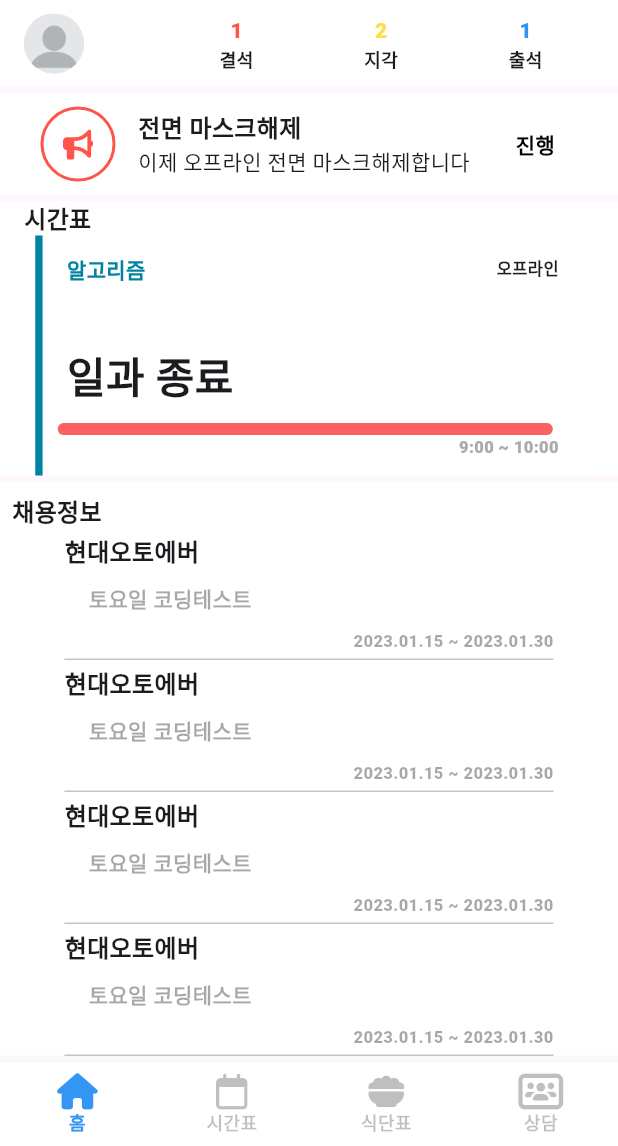
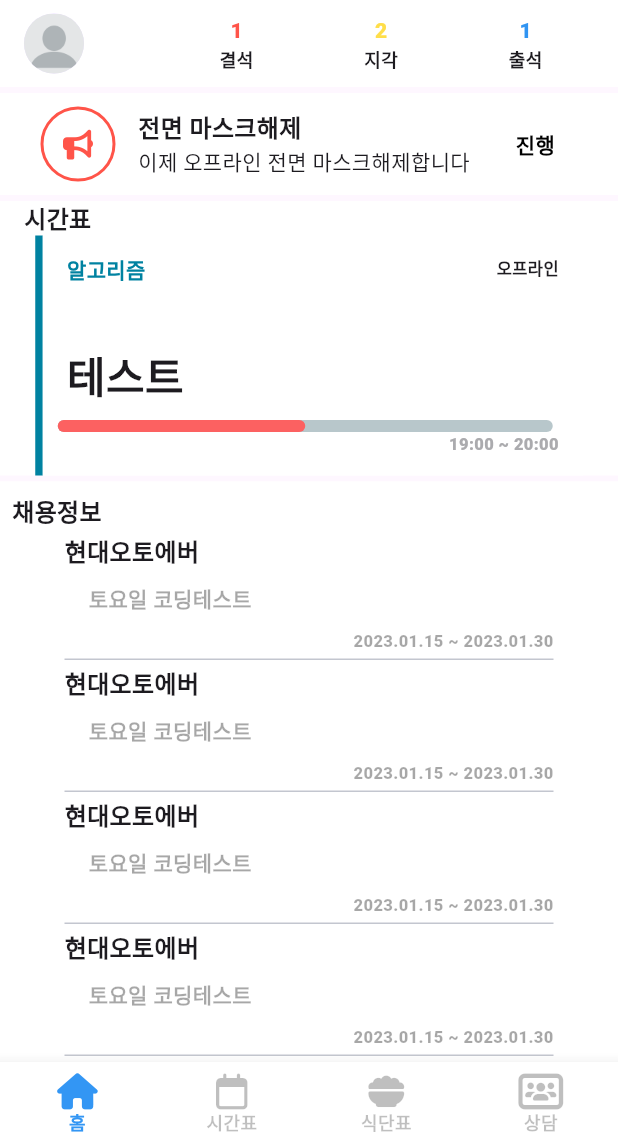
Before and after one commit to junhong625/SSAVERY_TIME, a Flutter app: the RootScreen screen opened by its route, on a phone screen of 412 x 824 dp, the part 90-1236 px from its top. Run offline on Flutter 3.47's test engine with Material 2 defaults, Android fonts, the phone set to English and light mode, and no system bars; drawn by our look-alikes of carousel_slider, percent_indicator; our stand-ins replace equatable, firebase_core, firebase_messaging, flutter_local_notifications, flutter_native_splash, flutter_secure_storage and 4 more; missing offline and left inert: diffutil_sliverlist; accounts and stored records are empty; network calls fail; statements that could not run were skipped.

Commit message:
FEAT home schedule func

```diff
--- a/Develop/FE_Main/ssafytime/lib/controllers/home_controller.dart
+++ b/Develop/FE_Main/ssafytime/lib/controllers/home_controller.dart
@@ -1,3 +1,5 @@
+import 'dart:developer';
+
 import 'package:get/get.dart';
 import 'package:ssafytime/models/attendance_model.dart';
 import 'package:ssafytime/models/home_jobs_model.dart';
@@ -13,13 +15,16 @@ class HomeController extends GetxController {
   Rx<AttenModel?> userAtten = Rx<AttenModel?>(null);
   Rx<JobInfo?> jobInfo = Rx<JobInfo?>(null);
   Rx<SurveyModel?> homeSurvey = Rx<SurveyModel?>(null);
-  final int? userIdx;
-  final int? regionCode;
-  final int? trackCode;
+  final int userIdx;
+  final int regionCode;
+  final int trackCode;
 
   HomeRepo homeApi = HomeRepo(token: AuthService.to.token ?? "");
 
-  HomeController(this.userIdx, this.regionCode, this.trackCode);
+  HomeController(
+      {required this.userIdx,
+      required this.regionCode,
+      required this.trackCode});
 
   @override
   void onInit() async {
@@ -35,6 +40,7 @@ class HomeController extends GetxController {
 
   Future<void> fetchScheduleNow() async {
     scheduleNow.value = await homeApi.fetchScheduleNow(trackCode);
+    log("sheduleNow : ${scheduleNow.value?.data.startTime} / ${scheduleNow.value?.data.endTime}");
   }
 
   Future<void> fetchAttence() async {
--- a/Develop/FE_Main/ssafytime/lib/controllers/user_controller.dart
+++ b/Develop/FE_Main/ssafytime/lib/controllers/user_controller.dart
@@ -1,20 +1,35 @@
 import 'dart:developer';
 
 import 'package:get/get.dart';
+import 'package:ssafytime/models/attendance_model.dart';
+import 'package:ssafytime/models/home_jobs_model.dart';
+import 'package:ssafytime/models/home_menu_model.dart';
+import 'package:ssafytime/models/schedule_now_model.dart';
+import 'package:ssafytime/models/survey_model.dart';
 import 'package:ssafytime/models/user_model.dart';
+import 'package:ssafytime/repositories/home_repository.dart';
 import 'package:ssafytime/repositories/user_repository.dart';
 import 'package:ssafytime/services/auth_service.dart';
 
 class UserController extends GetxController {
   static UserController get to => Get.find();
 
-  Rx<User?> user = Rx<User?>(null);
+  Rxn<User> user = Rxn<User>();
+  Rxn<AttenModel> userAtten = Rxn<AttenModel>();
+  Rxn<HomeMenu> homeMenu = Rxn<HomeMenu>();
+  Rxn<ScheduleNow> scheduleNow = Rxn<ScheduleNow>();
+  Rxn<JobInfo> jobInfo = Rxn<JobInfo>();
+  Rxn<SurveyModel> homeSurvey = Rxn<SurveyModel>();
 
   UserRepo userApi = UserRepo(token: AuthService.to.token ?? "");
+  HomeRepo homeApi = HomeRepo(token: AuthService.to.token ?? "");
 
   @override
   void onInit() async {
     await fetchUser();
+    await fetchHomeMenu();
+    await fetchScheduleNow();
+    await fetchAttence();
     super.onInit();
   }
 
@@ -38,4 +53,17 @@ class UserController extends GetxController {
       log("Login : Failed / FcmToken : Failed");
     }
   }
+
+  Future<void> fetchHomeMenu() async {
+    homeMenu.value = await homeApi.fetchHomeMenu(user.value?.regionCode);
+  }
+
+  Future<void> fetchScheduleNow() async {
+    scheduleNow.value = await homeApi.fetchScheduleNow(user.value?.trackCode);
+    log("수업 시간 : ${scheduleNow.value?.data.startTime} / ${scheduleNow.value?.data.endTime}");
+  }
+
+  Future<void> fetchAttence() async {
+    userAtten.value = await homeApi.fetchAttendence();
+  }
 }
--- a/Develop/FE_Main/ssafytime/lib/repositories/home_repository.dart
+++ b/Develop/FE_Main/ssafytime/lib/repositories/home_repository.dart
@@ -1,3 +1,5 @@
+import 'dart:developer';
+
 import 'package:http/http.dart' as http;
 import 'package:ssafytime/models/attendance_model.dart';
 
@@ -20,6 +22,7 @@ class HomeRepo {
     var res = await http.get(
         Uri.parse(baseUrl + "schedule/now?track_code=${trackCode}"),
         headers: headers);
+    log("trackCode : ${trackCode}");
     if (res.statusCode == 200) {
       return ScheduleNow.fromRawJson(res.body);
     }
--- a/Develop/FE_Main/ssafytime/lib/repositories/user_repository.dart
+++ b/Develop/FE_Main/ssafytime/lib/repositories/user_repository.dart
@@ -8,11 +8,12 @@ import 'package:ssafytime/models/user_model.dart';
 class UserRepo {
   String token;
   Map<String, String>? headers;
-  String baseUrl = "http://i8a602.p.ssafy.io:9090/user/";
+  String baseUrl = "http://i8a602.p.ssafy.io:9090/user";
   String vapiKey =
       "BKEyfl55H2kgfEnSwt3yqPp9CwLtf9Ntgwv13RiT-U-jjzrozda7WadN2v6Z4Cl6x4_dOxHLMdeh3rfKjiL2YTM";
 
   UserRepo({required this.token}) {
+    log("UserRepo create token : $token");
     headers = {
       "Content-Type": "application/json",
       "Authorization": "Bearer ${token}"
@@ -20,8 +21,8 @@ class UserRepo {
   }
 
   Future<User?> fetchUserInfo() async {
-    var res = await http.get(Uri.parse(baseUrl + "my-page"), headers: headers);
-    log("res : ${token}");
+    var res = await http.get(Uri.parse("${baseUrl}/my-page"), headers: headers);
+    log("fetchUserInfo status : ${res.statusCode}");
     if (res.statusCode == 200) {
       return User.fromRawJson(res.body);
     } else {
@@ -34,7 +35,7 @@ class UserRepo {
   }
 
   Future<bool> updateFcmToken(String? fcmToken) async {
-    var res = await http.post(Uri.parse(baseUrl + "alarm"),
+    var res = await http.post(Uri.parse(baseUrl + "/alarm"),
         headers: headers, body: json.encode({"fcmtoken": fcmToken}));
 
     if (res.statusCode == 200) {
--- a/Develop/FE_Main/ssafytime/lib/screens/home_screen.dart
+++ b/Develop/FE_Main/ssafytime/lib/screens/home_screen.dart
@@ -1,11 +1,12 @@
 // main screen
+
+import 'dart:developer';
 
 import 'package:carousel_slider/carousel_slider.dart';
 import 'package:flutter/material.dart';
 import 'package:font_awesome_flutter/font_awesome_flutter.dart';
 import 'package:get/get.dart';
 import 'package:ssafytime/controllers/user_controller.dart';
-import 'package:ssafytime/controllers/home_controller.dart';
 import 'package:ssafytime/services/auth_service.dart';
 import 'package:ssafytime/widgets/home_attendance_state_widget.dart';
 import 'package:ssafytime/widgets/home_employment_info_total_widget.dart';
@@ -13,13 +14,20 @@ import 'package:ssafytime/widgets/home_schedule_item.dart';
 import 'package:ssafytime/widgets/notification_infomation.dart';
 
 class HomeScreen extends StatefulWidget {
-  const HomeScreen({Key? key}) : super(key: key);
+  HomeScreen({Key? key}) : super(key: key);
+
+  final UserController userC = Get.find<UserController>();
+
   @override
   State<StatefulWidget> createState() => _HomeScreenStates();
 }
 
 class _HomeScreenStates extends State<HomeScreen> {
-  UserController userController = Get.find<UserController>();
+  @override
+  initState() {
+    log("현재 class : ${widget.userC.scheduleNow.value?.data.title}");
+    super.initState();
+  }
 
   List<Widget> bannerItems = <Widget>[
     CNI(
@@ -53,10 +61,6 @@ class _HomeScreenStates extends State<HomeScreen> {
 
   @override
   Widget build(BuildContext context) {
-    HomeController homeController = Get.put(HomeController(
-        userController.user.value?.userIdx,
-        userController.user.value?.regionCode,
-        userController.user.value?.trackCode));
     return Scaffold(
       appBar: AppBar(
         title: const Text("1231234 김싸피"),
@@ -118,23 +122,27 @@ class _HomeScreenStates extends State<HomeScreen> {
                             fontSize: 16, fontWeight: FontWeight.bold),
                       ),
                     ),
-                    Obx(() => homeController.scheduleNow.value != null
+                    widget.userC.scheduleNow.value != null
                         ? HSIW(
-                            category: 1,
-                            onOff: 1,
-                            title: "잘먹고 잘사는법",
-                            subTitle: "돈이면 다 된다",
-                            startTime: 9,
-                            endTime: 10,
+                            category:
+                                widget.userC.scheduleNow.value!.data.category,
+                            onOff: widget.userC.scheduleNow.value!.data.onOff,
+                            title: widget.userC.scheduleNow.value!.data.title,
+                            subTitle:
+                                widget.userC.scheduleNow.value!.data.subTitle,
+                            startTime:
+                                widget.userC.scheduleNow.value!.data.startTime,
+                            endTime:
+                                widget.userC.scheduleNow.value!.data.endTime,
                           )
                         : HSIW(
                             category: 1,
                             onOff: 1,
                             title: "",
-                            subTitle: "일과 종료",
-                            startTime: 9,
-                            endTime: 10,
-                          ))
+                            subTitle: "테스트",
+                            startTime: DateTime.now().hour + 9,
+                            endTime: DateTime.now().hour + 10,
+                          ),
                   ],
                 ),
               ),
--- a/Develop/FE_Main/ssafytime/lib/screens/root_screen.dart
+++ b/Develop/FE_Main/ssafytime/lib/screens/root_screen.dart
@@ -10,7 +10,7 @@ import 'package:ssafytime/widgets/bottom_navbar.dart';
 class RootScreen extends StatelessWidget {
   const RootScreen({Key? key}) : super(key: key);
   static List<Widget> tabPages = <Widget>[
-    const HomeScreen(),
+    HomeScreen(),
     const CalendarScreen(),
     const MenuBookScreen(),
     const CounselScreen()
--- a/Develop/FE_Main/ssafytime/lib/services/auth_service.dart
+++ b/Develop/FE_Main/ssafytime/lib/services/auth_service.dart
@@ -38,7 +38,7 @@ class AuthService extends GetxService {
         body: json.encode({"userEmail": email, "password": password}),
         encoding: Encoding.getByName("utf-8"),
       );
-      log("${res.statusCode}");
+      log("login : ${res.statusCode}");
       if (res.statusCode == 200) {
         token = json.decode(res.body)['token'];
         if (autoLoginFlag ?? false) {
--- a/Develop/FE_Main/ssafytime/lib/widgets/home_schedule_item.dart
+++ b/Develop/FE_Main/ssafytime/lib/widgets/home_schedule_item.dart
@@ -1,34 +1,21 @@
+import 'dart:async';
+import 'dart:developer';
+
 import 'package:flutter/material.dart';
 import 'package:percent_indicator/percent_indicator.dart';
 
 // HSIW 홈스크린 스케줄 아이템 위젯
 // 변수값 설명은 노션 참고
-class HSIW extends StatelessWidget {
-
-  Map table = {
-    0 : {
-      'category' : '데이터 없음',
-      'color' : 0xff000000
-    },
-    1 : {
-      'category' : '알고리즘',
-      'color' : 0xff0082A1
-    },
-    2 : {
-      'category' : '코딩과정',
-      'color' : 0xff686ADB
-    },
-    3 : {
-      'category' : '프로젝트',
-      'color' : 0xffDE3730
-    },
-    4 : {
-      'category' : '기타',
-      'color' : 0xff0079D1
-    },
-  };
-
-
+class HSIW extends StatefulWidget {
+  HSIW({
+    Key? key,
+    required this.onOff,
+    required this.subTitle,
+    required this.title,
+    required this.category,
+    required this.startTime,
+    required this.endTime,
+  }) : super(key: key);
   final int category;
   final int onOff;
   final String title;
@@ -36,28 +23,42 @@ class HSIW extends StatelessWidget {
   final int startTime;
   final int endTime;
 
+  @override
+  State<StatefulWidget> createState() => _HSIW();
+}
 
-  late int color = table[this.category]['color'];
-  late String studyPlace = this.onOff == 0 ? '온라인' : '오프라인';
-  late String classTime = getClassTime(this.startTime, this.endTime);
-  late bool isClassTime = getCurrentTime() >= this.startTime*100 ? true : false;
-  late double progressPercent = getPercent(this.startTime, this.endTime);
-  late String categoryToString = table[this.category]['category'];
+class _HSIW extends State<HSIW> {
+  Map table = {
+    0: {'category': '데이터 없음', 'color': 0xff000000},
+    1: {'category': '알고리즘', 'color': 0xff0082A1},
+    2: {'category': '코딩과정', 'color': 0xff686ADB},
+    3: {'category': '프로젝트', 'color': 0xffDE3730},
+    4: {'category': '기타', 'color': 0xff0079D1},
+  };
 
+  late int color = table[widget.category]['color'];
+  late String studyPlace = widget.onOff == 0 ? '온라인' : '오프라인';
+  late String classTime = getClassTime(widget.startTime, widget.endTime);
+  late bool isClassTime =
+      getCurrentTime() >= widget.startTime * 100 ? true : false;
+  late double progressPercent = getPercent(widget.startTime, widget.endTime);
+  late String categoryToString = table[widget.category]['category'];
 
-  HSIW({Key? key,
-    required this.onOff,
-    required this.subTitle,
-    required this.title,
-    required this.category,
-    required this.startTime,
-    required this.endTime,
-    })
-      : super(key: key);
+  DateTime _now = DateTime.now();
+
+  @override
+  void initState() {
+    Timer.periodic(Duration(minutes: 1), (timer) {
+      setState(() {
+        _now = DateTime.now();
+        progressPercent = getPercent(widget.startTime, widget.endTime);
+      });
+    });
+    super.initState();
+  }
 
   @override
   Widget build(BuildContext context) {
-
     return Row(
       mainAxisAlignment: MainAxisAlignment.center,
       children: [
@@ -103,7 +104,7 @@ class HSIW extends StatelessWidget {
                   children: [
                     // option 4
                     Text(
-                      title,
+                      widget.title,
                       style: const TextStyle(
                         fontWeight: FontWeight.w900,
                         fontSize: 16,
@@ -115,7 +116,7 @@ class HSIW extends StatelessWidget {
                     ),
                     // option 5
                     Text(
-                      subTitle,
+                      widget.subTitle,
                       style: const TextStyle(
                           fontWeight: FontWeight.w900, fontSize: 28),
                     ),
@@ -180,18 +181,16 @@ class HSIW extends StatelessWidget {
       ],
     );
   }
-}
-
 
   String getClassTime(int startTime, int endTime) {
     String start = startTime.toString() + ':00';
-  String  end= endTime.toString() + ':00';
+    String end = endTime.toString() + ':00';
     return start + ' ~ ' + end;
   }
 
 // 13:40 을 1340 으로 만들어주는 함수
   int getCurrentTime() {
-  DateTime time = DateTime.now().add(Duration(hours: 9));
+    DateTime time = _now.add(Duration(hours: 9));
     String hour = time.hour.toString();
     String min = time.minute.toString();
     hour.length == 1 ? hour = '0' + hour : null;
@@ -204,11 +203,12 @@ int getCurrentTime() {
 
   double getPercent(int startTime, int endTime) {
     int period = (endTime - startTime) * 60;
-  int value = getCurrentTime() - startTime; // 1357
-  int hour = (value ~/ 100) - startTime; // 13 - startTime
+    int value = getCurrentTime() - startTime * 100; // 1357
+    log("Percentage : ${getCurrentTime()} / ${value}");
+    int hour = (value ~/ 100); // 13 - startTime
     int min = value % 100; // 57
 
-  double percent = (hour*60 + min) / period;
+    double percent = (hour * 60 + min) / period;
     return percent;
-
   }
+}
```
Lines whose indentation alone changed are shown as unchanged.
